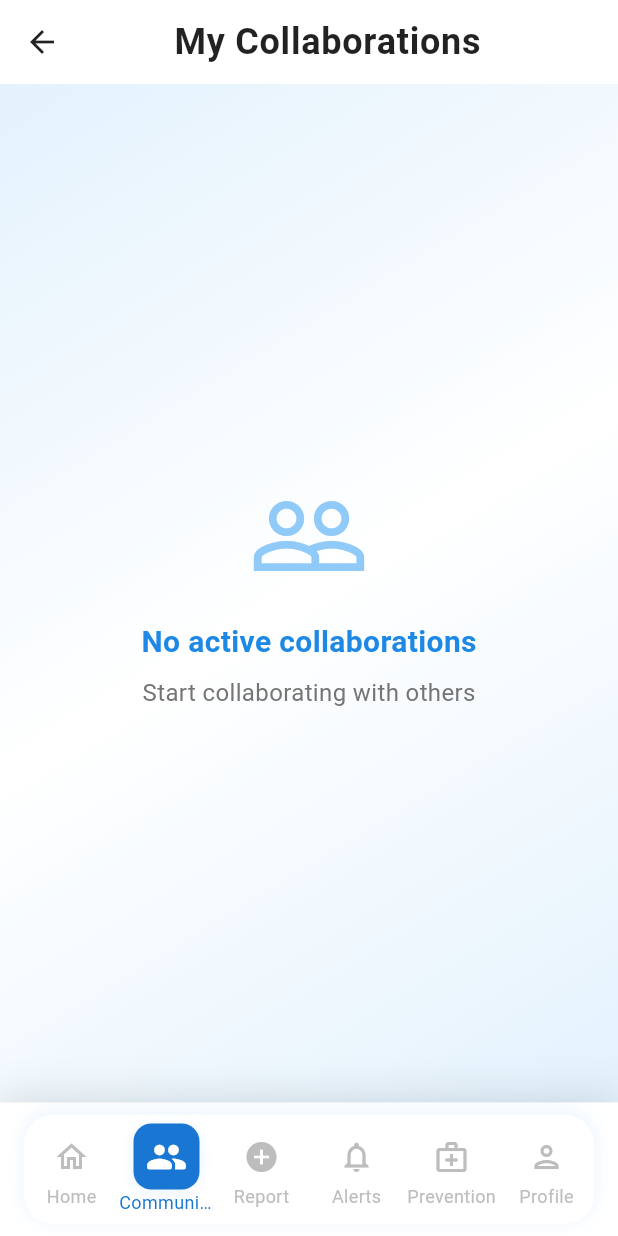
After one commit to jobexperimentt33/RealReportingApp, a Flutter app: the CollaborationsListPage screen opened directly, on a phone screen of 412 x 824 dp. The commit adds this screen. Run offline on Flutter 3.47's test engine with Material 3 defaults, Android fonts, the phone set to English and light mode, and no system bars; our stand-ins replace cloud_firestore, firebase_auth, firebase_core, firebase_dynamic_links, firebase_storage, geocoding and 6 more; accounts and stored records are empty.

Commit message:
made changes in collaboration and community pages

```diff
--- /dev/null
+++ b/brightpath/lib/collaborations_list_page.dart
@@ -0,0 +1,347 @@
+import 'package:flutter/material.dart';
+import 'package:cloud_firestore/cloud_firestore.dart';
+import 'package:firebase_auth/firebase_auth.dart';
+import 'package:intl/intl.dart';
+import 'package:brightpath/post_page.dart';
+import 'package:brightpath/community_page.dart';
+import 'package:brightpath/report_page.dart';
+import 'package:brightpath/prevention_measures_page.dart';
+import 'package:brightpath/profile_page.dart';
+import 'package:brightpath/notification_page.dart';
+
+class CollaborationsListPage extends StatefulWidget {
+  const CollaborationsListPage({super.key});
+
+  @override
+  State<CollaborationsListPage> createState() => _CollaborationsListPageState();
+}
+
+class _CollaborationsListPageState extends State<CollaborationsListPage> {
+  List<Map<String, dynamic>> _collaborations = [];
+  bool _isLoading = true;
+  int _selectedIndex = 1;
+  int? _hoveredIndex;
+
+  @override
+  void initState() {
+    super.initState();
+    _loadCollaborations();
+  }
+
+  Future<void> _loadCollaborations() async {
+    try {
+      final userId = FirebaseAuth.instance.currentUser?.uid;
+      if (userId == null) return;
+
+      final collaborationsSnapshot = await FirebaseFirestore.instance
+          .collection('collaborations')
+          .where('status', isEqualTo: 'active')
+          .where(Filter.or(
+            Filter('user1Id', isEqualTo: userId),
+            Filter('user2Id', isEqualTo: userId),
+          ))
+          .get();
+
+      setState(() {
+        _collaborations = collaborationsSnapshot.docs.map((doc) {
+          final data = doc.data();
+          return {
+            'id': doc.id,
+            'name': data['user1Id'] == userId ? data['user2Name'] : data['user1Name'],
+            'userId': data['user1Id'] == userId ? data['user2Id'] : data['user1Id'],
+            'createdAt': data['createdAt'],
+          };
+        }).toList();
+        _isLoading = false;
+      });
+    } catch (e) {
+      print('Error loading collaborations: $e');
+      setState(() => _isLoading = false);
+    }
+  }
+
+  @override
+  Widget build(BuildContext context) {
+    return Scaffold(
+      appBar: AppBar(
+        elevation: 0,
+        backgroundColor: Colors.white,
+        foregroundColor: Colors.black87,
+        title: Row(
+          children: [
+            Image.asset(
+              'assets/brightpath_logo.png',
+              height: 32,
+              errorBuilder: (context, error, stackTrace) => const SizedBox(width: 32),
+            ),
+            const SizedBox(width: 12),
+            const Text(
+              'My Collaborations',
+              style: TextStyle(
+                fontSize: 24,
+                fontWeight: FontWeight.w600,
+                letterSpacing: 0.5,
+              ),
+            ),
+          ],
+        ),
+      ),
+      body: Container(
+        decoration: BoxDecoration(
+          gradient: LinearGradient(
+            begin: Alignment.topLeft,
+            end: Alignment.bottomRight,
+            colors: [
+              Colors.blue[50]!,
+              Colors.white,
+              Colors.blue[50]!,
+            ],
+          ),
+        ),
+        child: _isLoading
+            ? const Center(child: CircularProgressIndicator())
+            : _collaborations.isEmpty
+                ? Center(
+                    child: Column(
+                      mainAxisAlignment: MainAxisAlignment.center,
+                      children: [
+                        Icon(
+                          Icons.people_outline,
+                          size: 80,
+                          color: Colors.blue[200],
+                        ),
+                        const SizedBox(height: 16),
+                        Text(
+                          'No active collaborations',
+                          style: TextStyle(
+                            fontSize: 20,
+                            fontWeight: FontWeight.w600,
+                            color: Colors.blue[600],
+                          ),
+                        ),
+                        const SizedBox(height: 8),
+                        Text(
+                          'Start collaborating with others',
+                          style: TextStyle(
+                            fontSize: 16,
+                            color: Colors.grey[600],
+                          ),
+                        ),
+                      ],
+                    ),
+                  )
+                : ListView.builder(
+                    padding: const EdgeInsets.all(16),
+                    itemCount: _collaborations.length,
+                    itemBuilder: (context, index) {
+                      final collaboration = _collaborations[index];
+                      return Card(
+                        elevation: 2,
+                        margin: const EdgeInsets.only(bottom: 16),
+                        shape: RoundedRectangleBorder(
+                          borderRadius: BorderRadius.circular(12),
+                        ),
+                        child: ListTile(
+                          contentPadding: const EdgeInsets.all(16),
+                          leading: CircleAvatar(
+                            backgroundColor: Colors.blue[100],
+                            radius: 30,
+                            child: Text(
+                              collaboration['name'][0].toUpperCase(),
+                              style: TextStyle(
+                                fontSize: 24,
+                                fontWeight: FontWeight.bold,
+                                color: Colors.blue[900],
+                              ),
+                            ),
+                          ),
+                          title: Text(
+                            collaboration['name'],
+                            style: const TextStyle(
+                              fontSize: 18,
+                              fontWeight: FontWeight.bold,
+                            ),
+                          ),
+                          subtitle: Text(
+                            'Collaborating since ${_formatDate(collaboration['createdAt'])}',
+                            style: TextStyle(
+                              color: Colors.grey[600],
+                            ),
+                          ),
+                        ),
+                      );
+                    },
+                  ),
+      ),
+      bottomNavigationBar: Container(
+        decoration: BoxDecoration(
+          color: Colors.white,
+          boxShadow: [
+            BoxShadow(
+              color: Colors.black.withOpacity(0.1),
+              blurRadius: 20,
+              offset: const Offset(0, -5),
+            ),
+          ],
+        ),
+        child: SafeArea(
+          child: Padding(
+            padding: const EdgeInsets.symmetric(horizontal: 16.0, vertical: 8),
+            child: Container(
+              decoration: BoxDecoration(
+                color: Colors.white,
+                borderRadius: BorderRadius.circular(20),
+                boxShadow: [
+                  BoxShadow(
+                    color: Colors.blue.withOpacity(0.1),
+                    blurRadius: 10,
+                    offset: const Offset(0, -2),
+                  ),
+                ],
+              ),
+              child: MouseRegion(
+                onHover: (event) {
+                  final RenderBox box = context.findRenderObject() as RenderBox;
+                  final position = box.globalToLocal(event.position);
+                  final width = box.size.width;
+                  final index = (position.dx / (width / 6)).floor();
+                  setState(() {
+                    _hoveredIndex = index;
+                  });
+                },
+                onExit: (event) {
+                  setState(() {
+                    _hoveredIndex = null;
+                  });
+                },
+                child: BottomNavigationBar(
+                  items: _buildNavItems(),
+                  currentIndex: _selectedIndex,
+                  selectedItemColor: Colors.blue[700],
+                  unselectedItemColor: Colors.grey[400],
+                  showUnselectedLabels: true,
+                  type: BottomNavigationBarType.fixed,
+                  backgroundColor: Colors.transparent,
+                  elevation: 0,
+                  selectedFontSize: 12,
+                  unselectedFontSize: 12,
+                  onTap: _onItemTapped,
+                ),
+              ),
+            ),
+          ),
+        ),
+      ),
+    );
+  }
+
+  String _formatDate(Timestamp timestamp) {
+    final date = timestamp.toDate();
+    return DateFormat('MMM d, yyyy').format(date);
+  }
+
+  List<BottomNavigationBarItem> _buildNavItems() {
+    final items = [
+      NavItem(Icons.home_rounded, Icons.home_outlined, 'Home'),
+      NavItem(Icons.group_rounded, Icons.group_outlined, 'Community'),
+      NavItem(Icons.add_circle_rounded, Icons.add_circle_outlined, 'Report'),
+      NavItem(Icons.notifications_rounded, Icons.notifications_outlined, 'Alerts'),
+      NavItem(Icons.medical_services_rounded, Icons.medical_services_outlined, 'Prevention'),
+      NavItem(Icons.person_rounded, Icons.person_outlined, 'Profile'),
+    ];
+
+    return items.asMap().entries.map((entry) {
+      final index = entry.key;
+      final item = entry.value;
+      final isHovered = _hoveredIndex == index;
+      final isSelected = _selectedIndex == index;
+
+      return BottomNavigationBarItem(
+        icon: AnimatedContainer(
+          duration: const Duration(milliseconds: 200),
+          padding: EdgeInsets.all(isHovered || isSelected ? 8.0 : 6.0),
+          decoration: BoxDecoration(
+            color: isSelected
+                ? Colors.blue[700]
+                : isHovered
+                    ? Colors.blue[50]
+                    : Colors.transparent,
+            borderRadius: BorderRadius.circular(12),
+            boxShadow: isSelected || isHovered
+                ? [
+                    BoxShadow(
+                      color: Colors.blue.withOpacity(0.1),
+                      blurRadius: 8,
+                      offset: const Offset(0, 2),
+                    ),
+                  ]
+                : null,
+          ),
+          child: Icon(
+            isSelected || isHovered ? item.selectedIcon : item.icon,
+            size: isHovered || isSelected ? 28 : 24,
+            color: isSelected
+                ? Colors.white
+                : isHovered
+                    ? Colors.blue[700]
+                    : Colors.grey[400],
+          ),
+        ),
+        label: item.label,
+      );
+    }).toList();
+  }
+
+  void _onItemTapped(int index) {
+    setState(() {
+      _selectedIndex = index;
+    });
+
+    switch (index) {
+      case 0:
+        Navigator.pushReplacement(
+          context,
+          MaterialPageRoute(builder: (context) => const PostPage(initialPostIndex: 0)),
+        );
+        break;
+      case 1:
+        Navigator.pushReplacement(
+          context,
+          MaterialPageRoute(builder: (context) => const CommunityPage()),
+        );
+        break;
+      case 2:
+        Navigator.pushReplacement(
+          context,
+          MaterialPageRoute(builder: (context) => const ReportPage()),
+        );
+        break;
+      case 3:
+        Navigator.pushReplacement(
+          context,
+          MaterialPageRoute(builder: (context) => const NotificationPage()),
+        );
+        break;
+      case 4:
+        Navigator.pushReplacement(
+          context,
+          MaterialPageRoute(builder: (context) => const PreventionMeasuresPage()),
+        );
+        break;
+      case 5:
+        Navigator.pushReplacement(
+          context,
+          MaterialPageRoute(builder: (context) => const ProfilePage()),
+        );
+        break;
+    }
+  }
+}
+
+class NavItem {
+  final IconData selectedIcon;
+  final IconData icon;
+  final String label;
+
+  NavItem(this.selectedIcon, this.icon, this.label);
+}
```
Also changed, not shown: brightpath/lib/community_page.dart (+66 -136 lines).
